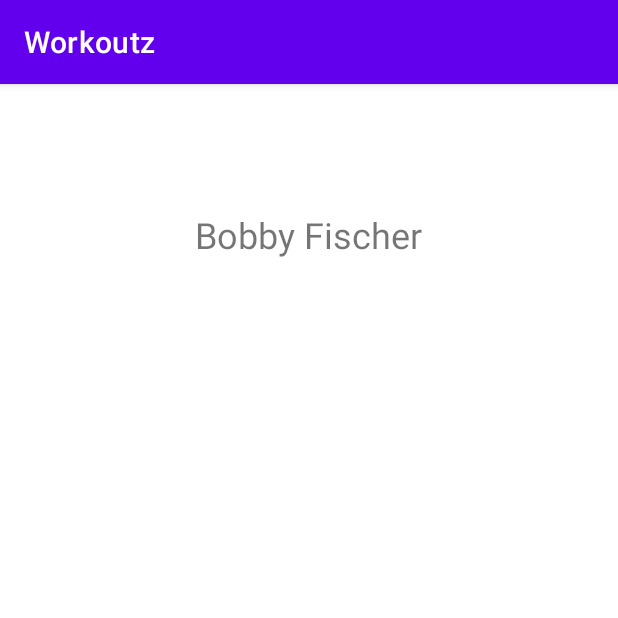
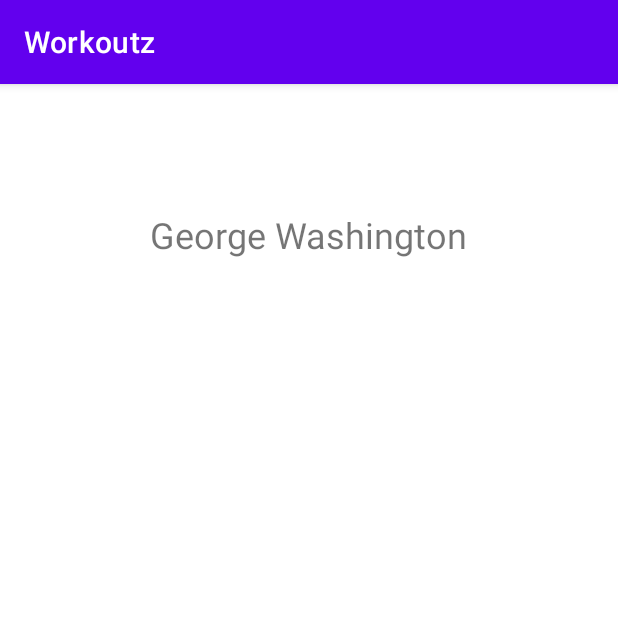
Before and after one commit to garywilki/Workoutz, an Android app: the screen it shows after launch (ProfileDashboard), after a tap on "SELECT PROFILE", on a phone screen of 412 x 824 dp, the top half of it. Run offline under Robolectric (Android 15) with nearby library versions, the phone set to English and light mode, and no system bars.

Commit message:
Change name

```diff
--- a/app/src/main/java/com/example/workoutz/MainActivity.java
+++ b/app/src/main/java/com/example/workoutz/MainActivity.java
@@ -33,7 +33,7 @@ public class MainActivity extends AppCompatActivity {
         // TO DO:
         // Load profile data from the phone
         Profile profile = new Profile();
-        profile.name = "Bobby Fischer";
+        profile.name = "George Washington";
         profileList.add(profile);
         MainActivity.profileList = profileList;
     }
```
